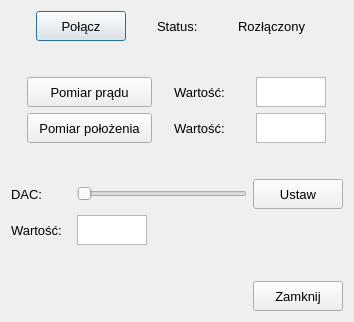
mateusz28431/maglev_QT, file Maglev_QT/rtdacdialog.ui: the form before one commit.
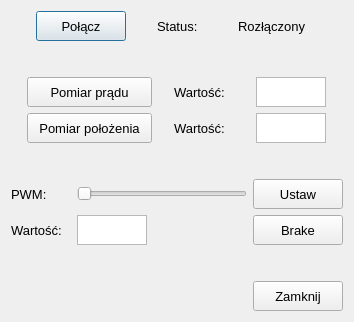
The form after the commit.

Commit message: Changed in GUI and RTDACDialog class (DAC->PWM)

Patch:
```diff
--- a/Maglev_QT/rtdacdialog.ui
+++ b/Maglev_QT/rtdacdialog.ui
@@ -296,7 +296,7 @@
         </font>
        </property>
        <property name="text">
-        <string>DAC:</string>
+        <string>PWM:</string>
        </property>
       </widget>
      </item>
@@ -411,6 +411,30 @@
        </property>
       </spacer>
      </item>
+     <item>
+      <widget class="QPushButton" name="brakeButton">
+       <property name="minimumSize">
+        <size>
+         <width>90</width>
+         <height>30</height>
+        </size>
+       </property>
+       <property name="maximumSize">
+        <size>
+         <width>90</width>
+         <height>30</height>
+        </size>
+       </property>
+       <property name="font">
+        <font>
+         <pointsize>10</pointsize>
+        </font>
+       </property>
+       <property name="text">
+        <string>Brake</string>
+       </property>
+      </widget>
+     </item>
     </layout>
    </item>
    <item>
```
Left out of the diff: 28 changed lines with no effect on the pictures. The commit also changes 2 other files.
